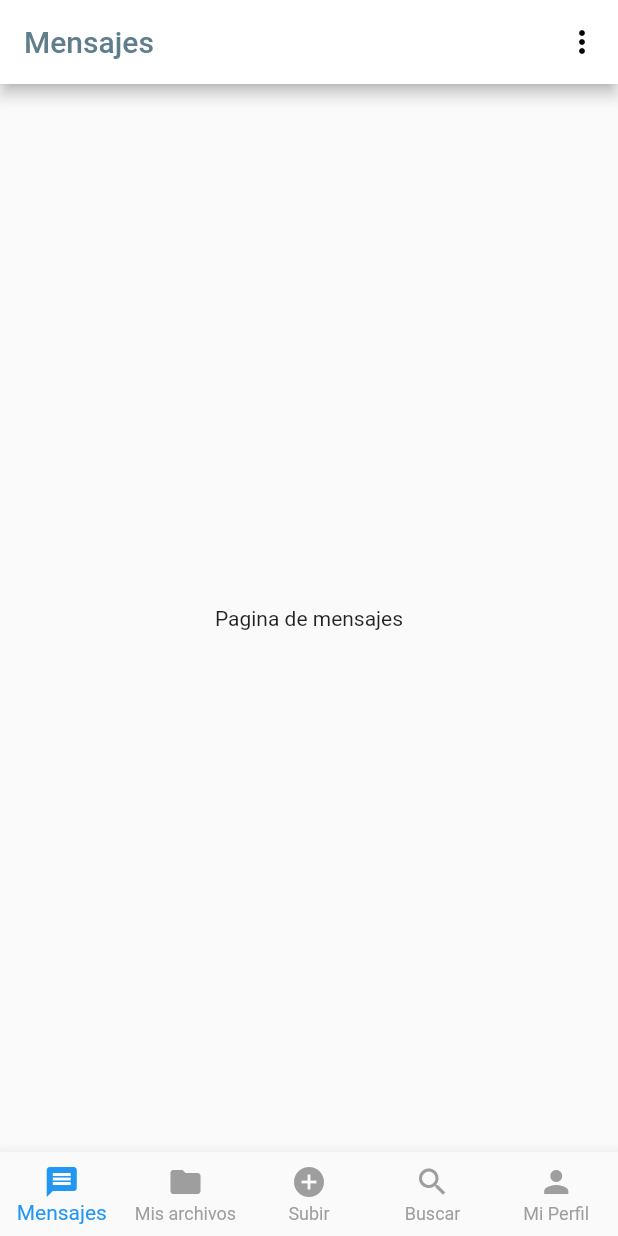
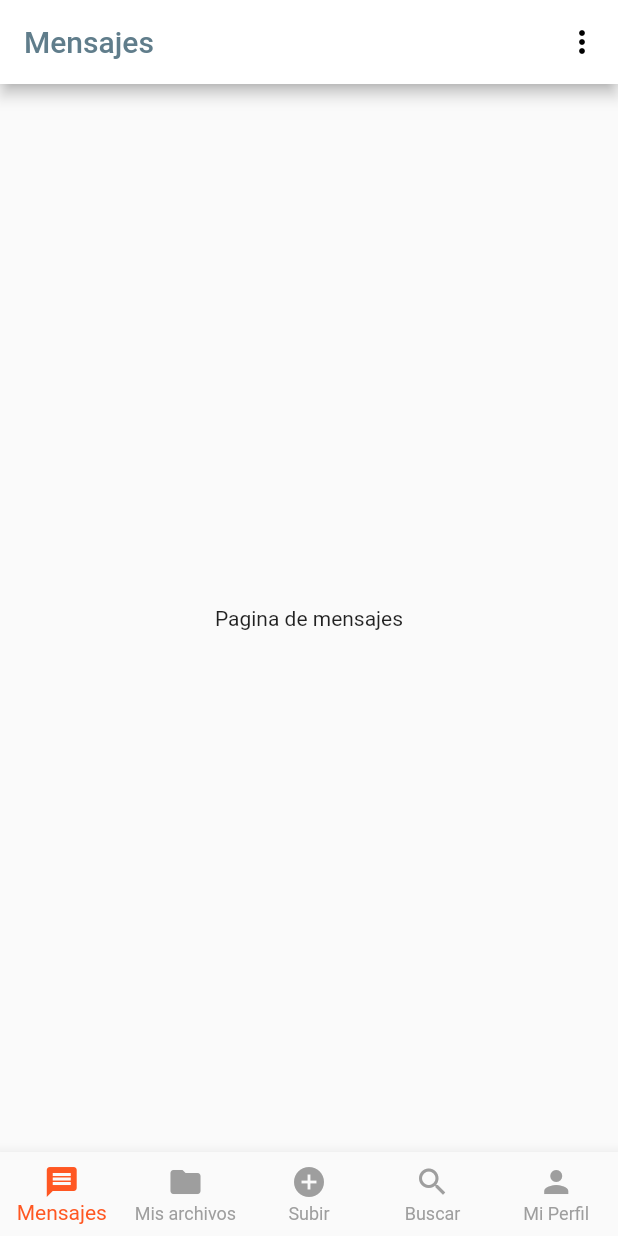
Before and after one commit to ghalciva/tutorInv, a Flutter app: the HomeScreen screen opened by its route, on a phone screen of 412 x 824 dp. Run offline on Flutter 3.47's test engine with Material 2 defaults, Android fonts, the light colour scheme and no system bars.

Commit message:
color nav bar changed

```diff
--- a/lib/screens/home_screen.dart
+++ b/lib/screens/home_screen.dart
@@ -29,7 +29,7 @@ class _HomeScreenState extends State<HomeScreen> {
       drawerScrimColor: Colors.blueGrey,
       bottomNavigationBar: BottomNavigationBar(
         unselectedItemColor: Colors.grey,
-        selectedItemColor: Colors.blue,
+        selectedItemColor: Colors.deepOrange,
         currentIndex: _selectedPage,
         type: BottomNavigationBarType.fixed,
         onTap: (int index) {
```
Also changed, not shown: 9 other files.
